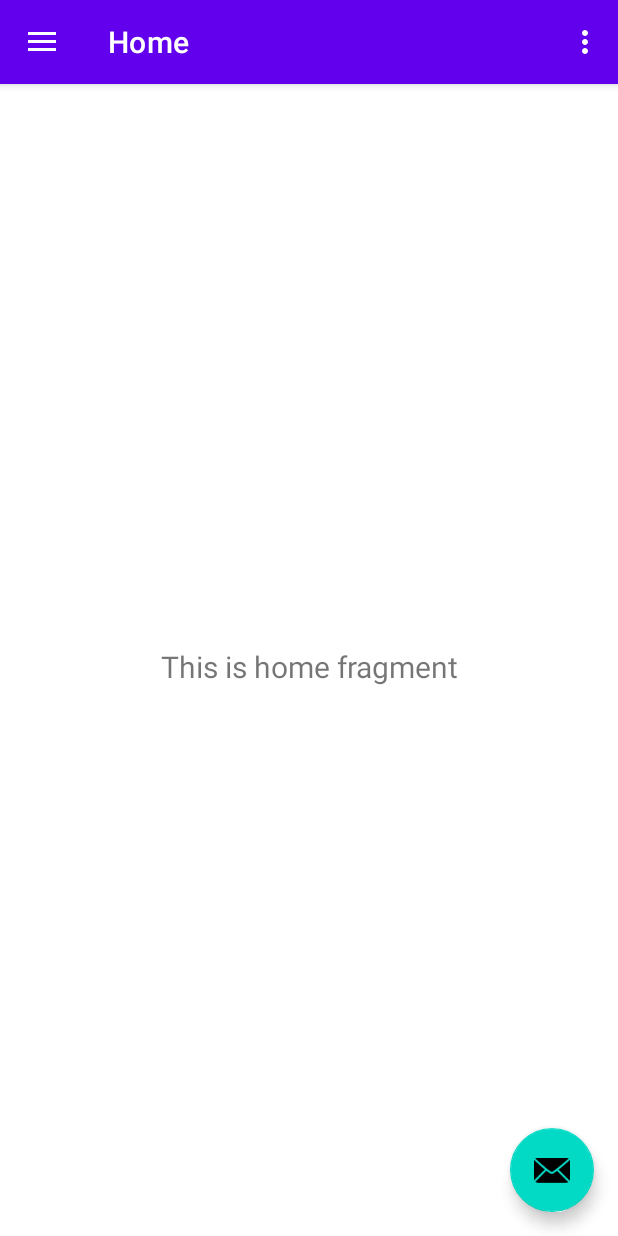
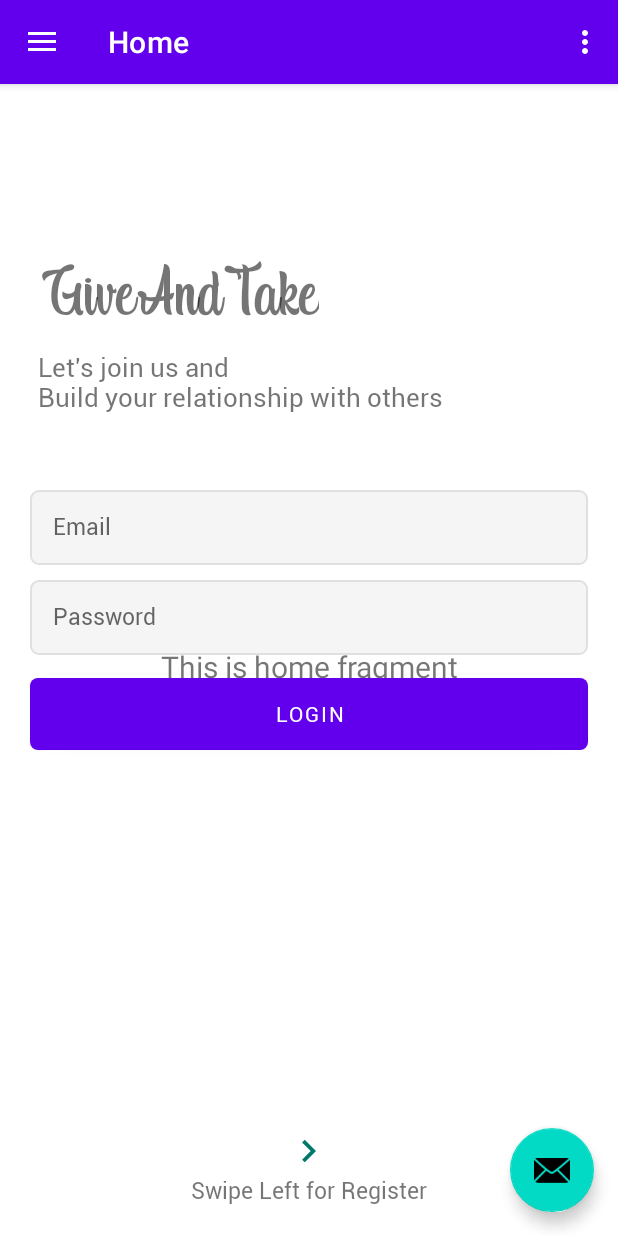
Before and after one commit to yanashechtman22/GiveAndTake, an Android app: the screen it shows after launch (MainActivity), on a phone screen of 412 x 824 dp. Run offline under Robolectric (Android 15) with nearby library versions, the phone set to English and light mode, and no system bars; our stand-ins replace navigation-ui.

Commit message:
made simple ui for login

```diff
--- a/app/build.gradle
+++ b/app/build.gradle
@@ -39,6 +39,7 @@ dependencies {
     implementation 'androidx.lifecycle:lifecycle-viewmodel-ktx:2.3.1'
     implementation 'androidx.navigation:navigation-fragment:2.3.5'
     implementation 'androidx.navigation:navigation-ui:2.3.5'
+    implementation 'androidx.legacy:legacy-support-v4:1.0.0'
     testImplementation 'junit:junit:4.13.2'
     androidTestImplementation 'androidx.test.ext:junit:1.1.3'
     androidTestImplementation 'androidx.test.espresso:espresso-core:3.4.0'
--- /dev/null
+++ b/app/src/main/java/com/example/giveandtake/IntroActivity.java
@@ -0,0 +1,4 @@
+package com.example.giveandtake;
+
+public class IntroActivity {
+}
--- a/app/src/main/java/com/example/giveandtake/MainActivity.java
+++ b/app/src/main/java/com/example/giveandtake/MainActivity.java
@@ -4,17 +4,25 @@ import android.os.Bundle;
 import android.view.View;
 import android.view.Menu;
 
+import com.example.giveandtake.auth.LoginFragment;
+import com.example.giveandtake.auth.RegisterFragment;
 import com.google.android.material.snackbar.Snackbar;
 import com.google.android.material.navigation.NavigationView;
 
+import androidx.fragment.app.Fragment;
+import androidx.fragment.app.FragmentManager;
+import androidx.fragment.app.FragmentPagerAdapter;
 import androidx.navigation.NavController;
 import androidx.navigation.Navigation;
 import androidx.navigation.ui.AppBarConfiguration;
 import androidx.navigation.ui.NavigationUI;
 import androidx.drawerlayout.widget.DrawerLayout;
 import androidx.appcompat.app.AppCompatActivity;
+import androidx.viewpager.widget.ViewPager;
 
 import com.example.giveandtake.databinding.ActivityMainBinding;
+
+import java.util.ArrayList;
 
 public class MainActivity extends AppCompatActivity {
 
@@ -47,6 +55,34 @@ public class MainActivity extends AppCompatActivity {
         NavController navController = Navigation.findNavController(this, R.id.nav_host_fragment_content_main);
         NavigationUI.setupActionBarWithNavController(this, navController, mAppBarConfiguration);
         NavigationUI.setupWithNavController(navigationView, navController);
+        ViewPager viewPager = findViewById(R.id.viewPager);
+
+        AuthenticationPagerAdapter pagerAdapter = new AuthenticationPagerAdapter(getSupportFragmentManager());
+        pagerAdapter.addFragmet(new LoginFragment());
+        pagerAdapter.addFragmet(new RegisterFragment());
+        viewPager.setAdapter(pagerAdapter);
+    }
+
+    static class AuthenticationPagerAdapter extends FragmentPagerAdapter {
+        private ArrayList<Fragment> fragmentList = new ArrayList<>();
+
+        public AuthenticationPagerAdapter(FragmentManager fm) {
+            super(fm);
+        }
+
+        @Override
+        public Fragment getItem(int i) {
+            return fragmentList.get(i);
+        }
+
+        @Override
+        public int getCount() {
+            return fragmentList.size();
+        }
+
+        void addFragmet(Fragment fragment) {
+            fragmentList.add(fragment);
+        }
     }
 
     @Override
--- a/app/src/main/java/com/example/giveandtake/auth/LoginActivity.java
+++ b/app/src/main/java/com/example/giveandtake/auth/LoginActivity.java
@@ -28,7 +28,7 @@ public class LoginActivity extends AppCompatActivity {
     @Override
     public boolean onCreateOptionsMenu(Menu menu) {
         super.onCreateOptionsMenu(menu);
-        getMenuInflater().inflate(R.menu.login_menu,menu);
+        getMenuInflater().inflate(R.menu.main,menu);
         return true;
     }
 
--- /dev/null
+++ b/app/src/main/java/com/example/giveandtake/auth/LoginFragment.java
@@ -0,0 +1,26 @@
+package com.example.giveandtake.auth;
+
+import android.os.Bundle;
+import androidx.fragment.app.Fragment;
+import android.view.LayoutInflater;
+import android.view.View;
+import android.view.ViewGroup;
+
+import com.example.giveandtake.R;
+
+
+public class LoginFragment extends Fragment {
+
+
+    public LoginFragment() {
+        // Required empty public constructor
+    }
+
+    @Override
+    public View onCreateView(LayoutInflater inflater, ViewGroup container,
+                             Bundle savedInstanceState) {
+        // Inflate the layout for this fragment
+        return inflater.inflate(R.layout.fragment_login, container, false);
+    }
+
+}
--- /dev/null
+++ b/app/src/main/java/com/example/giveandtake/auth/RegisterFragment.java
@@ -0,0 +1,27 @@
+package com.example.giveandtake.auth;
+
+
+import android.os.Bundle;
+import androidx.fragment.app.Fragment;
+import android.view.LayoutInflater;
+import android.view.View;
+import android.view.ViewGroup;
+
+import com.example.giveandtake.R;
+
+public class RegisterFragment extends Fragment {
+
+
+    public RegisterFragment() {
+        // Required empty public constructor
+    }
+
+
+    @Override
+    public View onCreateView(LayoutInflater inflater, ViewGroup container,
+                             Bundle savedInstanceState) {
+        // Inflate the layout for this fragment
+        return inflater.inflate(R.layout.fragment_register, container, false);
+    }
+
+}
--- /dev/null
+++ b/app/src/main/res/drawable/btn_custom.xml
@@ -0,0 +1,14 @@
+<?xml version="1.0" encoding="utf-8"?>
+<shape xmlns:android="http://schemas.android.com/apk/res/android"
+    android:padding="10dp"
+    android:shape="rectangle" >
+
+    <solid android:color="#26a69a" />
+
+    <corners
+        android:bottomLeftRadius="5dp"
+        android:bottomRightRadius="5dp"
+        android:topLeftRadius="5dp"
+        android:topRightRadius="5dp" />
+
+</shape>
--- /dev/null
+++ b/app/src/main/res/drawable/et_custom.xml
@@ -0,0 +1,18 @@
+<?xml version="1.0" encoding="utf-8"?>
+<shape xmlns:android="http://schemas.android.com/apk/res/android"
+    android:padding="10dp"
+    android:shape="rectangle" >
+
+    <solid android:color="#f5f5f5" />
+
+    <stroke
+        android:width="1dp"
+        android:color="#e0e0e0" />
+
+    <corners
+        android:bottomLeftRadius="5dp"
+        android:bottomRightRadius="5dp"
+        android:topLeftRadius="5dp"
+        android:topRightRadius="5dp" />
+
+</shape>
--- /dev/null
+++ b/app/src/main/res/drawable/ic_arrow_right.xml
@@ -0,0 +1,8 @@
+<vector android:height="24dp"
+    android:tint="@color/colorPrimary"
+    android:viewportHeight="24.0"
+    android:viewportWidth="24.0"
+    android:width="24dp"
+    xmlns:android="http://schemas.android.com/apk/res/android">
+    <path android:fillColor="#FF000000" android:pathData="M8.59,16.34l4.58,-4.59 -4.58,-4.59L10,5.75l6,6 -6,6z"/>
+</vector>
--- a/app/src/main/res/layout/activity_main.xml
+++ b/app/src/main/res/layout/activity_main.xml
@@ -22,4 +22,17 @@
         android:fitsSystemWindows="true"
         app:headerLayout="@layout/nav_header_main"
         app:menu="@menu/activity_main_drawer" />
+
+    <RelativeLayout
+        xmlns:android="http://schemas.android.com/apk/res/android"
+        xmlns:tools="http://schemas.android.com/tools"
+        android:layout_width="match_parent"
+        android:layout_height="match_parent"
+        tools:context=".MainActivity">
+
+    <androidx.viewpager.widget.ViewPager
+        android:id="@+id/viewPager"
+        android:layout_width="match_parent"
+        android:layout_height="match_parent"/>
+    </RelativeLayout>
 </androidx.drawerlayout.widget.DrawerLayout>
--- /dev/null
+++ b/app/src/main/res/layout/fragment_login.xml
@@ -0,0 +1,90 @@
+<?xml version="1.0" encoding="utf-8"?>
+<RelativeLayout xmlns:android="http://schemas.android.com/apk/res/android"
+    xmlns:tools="http://schemas.android.com/tools"
+    android:layout_width="match_parent"
+    android:layout_height="match_parent"
+    tools:context=".auth.LoginActivity">
+
+    <TextView
+        android:id="@+id/tv_title"
+        android:layout_width="wrap_content"
+        android:layout_height="wrap_content"
+        android:text="@string/app_name"
+        android:textSize="50sp"
+        android:fontFamily="@font/indigo_daisy"
+        android:layout_marginStart="25dp"
+        android:layout_marginBottom="10dp"
+        android:layout_above="@id/tv_subtitle"/>
+
+    <TextView
+        android:id="@+id/tv_subtitle"
+        android:layout_width="wrap_content"
+        android:layout_height="wrap_content"
+        android:text="@string/tag"
+        android:textSize="17sp"
+        android:fontFamily="@font/roboto_regular"
+        android:layout_marginStart="25dp"
+        android:layout_marginBottom="50dp"
+        android:layout_above="@id/et_email"/>
+
+    <EditText
+        android:id="@+id/et_email"
+        android:layout_width="match_parent"
+        android:layout_height="50dp"
+        android:hint="@string/e_mail"
+        android:layout_marginLeft="20dp"
+        android:layout_marginRight="20dp"
+        android:padding="15dp"
+        android:inputType="textEmailAddress"
+        android:fontFamily="@font/roboto_regular"
+        android:layout_above="@id/et_password"
+        android:background="@drawable/et_custom"
+        android:textSize="15sp" />
+
+    <EditText
+        android:id="@+id/et_password"
+        android:layout_width="match_parent"
+        android:layout_height="50dp"
+        android:hint="@string/password"
+        android:layout_marginLeft="20dp"
+        android:layout_marginRight="20dp"
+        android:layout_marginTop="10dp"
+        android:padding="15dp"
+        android:fontFamily="@font/roboto_regular"
+        android:inputType="textPassword"
+        android:layout_centerInParent="true"
+        android:background="@drawable/et_custom"
+        android:textSize="15sp" />
+
+    <Button
+        android:id="@+id/btn_login"
+        android:layout_width="match_parent"
+        android:layout_height="wrap_content"
+        android:layout_below="@id/et_password"
+        android:background="@drawable/btn_custom"
+        android:layout_marginLeft="20dp"
+        android:layout_marginRight="20dp"
+        android:layout_marginTop="15dp"
+        android:fontFamily="@font/roboto_regular"
+        android:textColor="@android:color/white"
+        android:text="@string/login"/>
+
+    <ImageView
+        android:layout_width="30dp"
+        android:layout_height="30dp"
+        android:src="@drawable/ic_arrow_right"
+        android:layout_above="@id/swipeRight"
+        android:layout_centerHorizontal="true"/>
+
+    <TextView
+        android:id="@+id/swipeRight"
+        android:layout_width="wrap_content"
+        android:layout_height="wrap_content"
+        android:text="@string/swipe_left_for_register"
+        android:textSize="15sp"
+        android:fontFamily="@font/roboto_regular"
+        android:layout_centerHorizontal="true"
+        android:layout_alignParentBottom="true"
+        android:layout_marginBottom="20dp"/>
+
+</RelativeLayout>
--- a/app/src/main/res/values/colors.xml
+++ b/app/src/main/res/values/colors.xml
@@ -7,4 +7,7 @@
     <color name="teal_700">#FF018786</color>
     <color name="black">#FF000000</color>
     <color name="white">#FFFFFFFF</color>
+    <color name="colorPrimary">#00796b</color>
+    <color name="colorPrimaryDark">#00695C</color>
+    <color name="colorAccent">#FF4081</color>
 </resources>
--- a/app/src/main/res/values/strings.xml
+++ b/app/src/main/res/values/strings.xml
@@ -10,4 +10,15 @@
     <string name="menu_home">Home</string>
     <string name="menu_gallery">Gallery</string>
     <string name="menu_slideshow">Slideshow</string>
+    <!-- TODO: Remove or change this placeholder text -->
+    <string name="hello_blank_fragment">Hello blank fragment</string>
+    <string name="swipe_left_for_register">Swipe Left for Register</string>
+    <string name="login">Login</string>
+    <string name="password">Password</string>
+    <string name="e_mail">Email</string>
+    <string name="tag">Let\'s join us and \nBuild your relationship with others</string>
+    <string name="swipe_right_for_login">Swipe Right for Login</string>
+    <string name="register">Register</string>
+    <string name="re_type_password">Re-type Password</string>
+    <string name="your_name">Full Name</string>
 </resources>
--- a/app/src/main/res/values/themes.xml
+++ b/app/src/main/res/values/themes.xml
@@ -22,4 +22,10 @@
     <style name="Theme.GiveAndTake.AppBarOverlay" parent="ThemeOverlay.AppCompat.Dark.ActionBar" />
 
     <style name="Theme.GiveAndTake.PopupOverlay" parent="ThemeOverlay.AppCompat.Light" />
+
+    <style name="AppTheme" parent="Theme.AppCompat.Light.DarkActionBar">
+        <item name="colorPrimary">@color/colorPrimary</item>
+        <item name="colorPrimaryDark">@color/colorPrimaryDark</item>
+        <item name="colorAccent">@color/colorAccent</item>
+    </style>
 </resources>
```
Also changed, not shown: app/src/main/res/drawable/ic_arrow_left.xml (added, +8 -0 lines), app/src/main/res/layout/fragment_register.xml (added, +125 -0 lines), app/src/main/res/font/indigo_daisy.ttf (added), app/src/main/res/font/roboto_regular.ttf (added).
